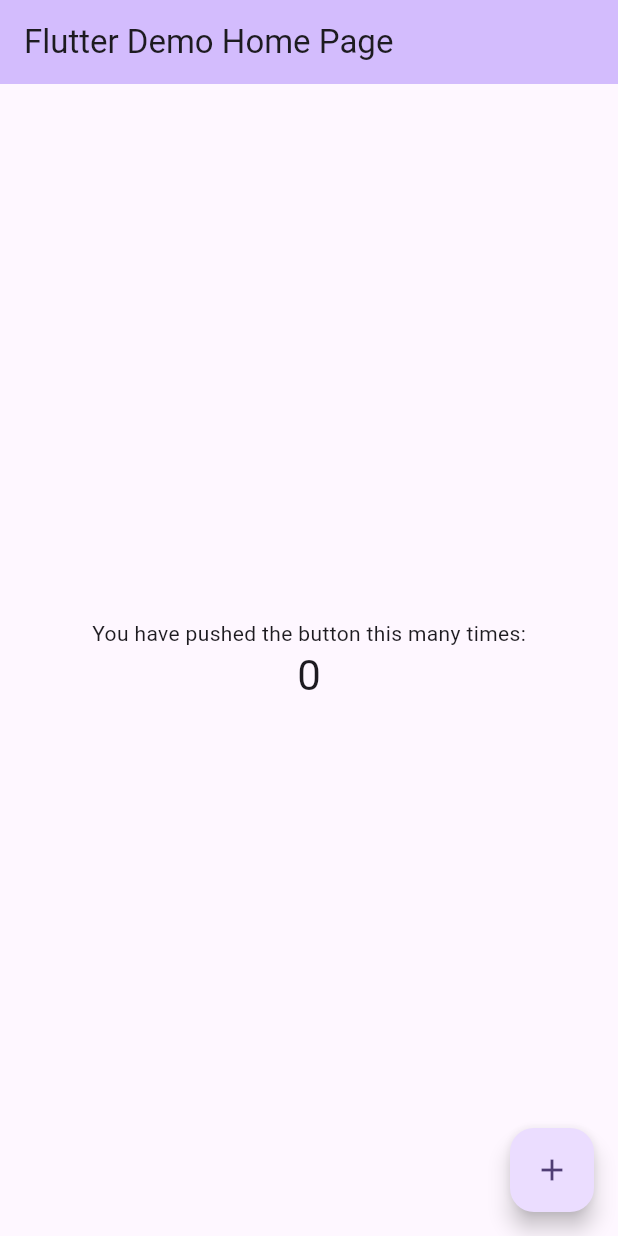
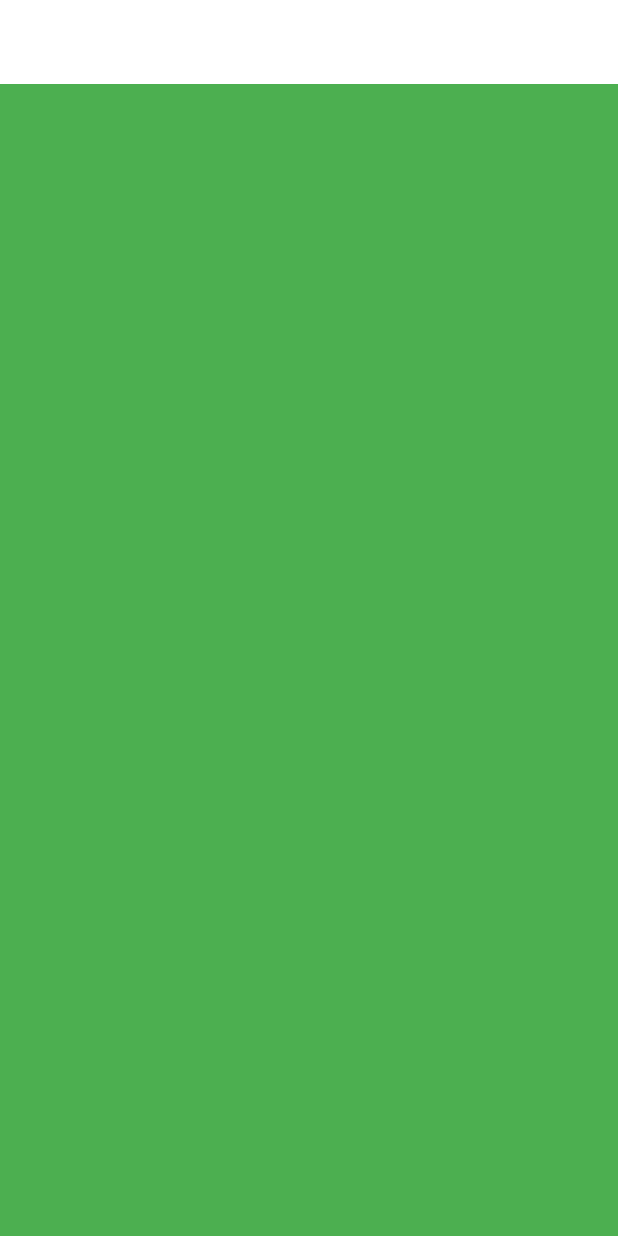
Before and after one commit to tbelyeu/ChefGPT, a Flutter app: the screen it shows after launch, on a phone screen of 412 x 824 dp. Run offline on Flutter 3.47's test engine with Material 2 defaults, Android fonts, the phone set to English and light mode, and no system bars; our stand-ins replace get, google_fonts.

Commit message:
responsiveness implemented

```diff
--- /dev/null
+++ b/lib/constants/style.dart
@@ -0,0 +1,9 @@
+import 'package:flutter/material.dart';
+
+const Color light = Color(0xFFF7F7F7);
+const Color lightGrey = Color(0xFFB0B0B0);
+const Color darkGrey = Color(0xFF444444);
+const Color dark = Color(0xFF010101);
+const Color pastelGreen = Color(0xFF5ADA86);
+const Color sharpGreen = Color(0xFF01D449);
+const Color accentPurple = Color(0xFF834CAB);
--- /dev/null
+++ b/lib/helpers/responsiveness.dart
@@ -0,0 +1,41 @@
+import 'package:flutter/material.dart';
+
+const int largeScreenSize = 2000;
+const int mediumScreenSize = 1500;
+const int smallScreenSize = 750;
+
+class ResponsiveWidget extends StatelessWidget {
+  final Widget largeScreen;
+  final Widget mediumScreen;
+  final Widget smallScreen;
+
+  const ResponsiveWidget(
+      {super.key,
+      required this.largeScreen,
+      required this.mediumScreen,
+      required this.smallScreen});
+
+  static bool isSmallScreen(BuildContext context) =>
+      MediaQuery.of(context).size.width <= smallScreenSize;
+
+  static bool isMediumScreen(BuildContext context) =>
+      MediaQuery.of(context).size.width > smallScreenSize &&
+      MediaQuery.of(context).size.width <= mediumScreenSize;
+
+  static bool isLargeScreen(BuildContext context) =>
+      MediaQuery.of(context).size.width > mediumScreenSize;
+
+  @override
+  Widget build(BuildContext context) {
+    return LayoutBuilder(builder: ((context, constraints) {
+      double width = constraints.maxWidth;
+      if (width > mediumScreenSize) {
+        return largeScreen;
+      } else if (width > smallScreenSize && width <= mediumScreenSize) {
+        return mediumScreen;
+      } else {
+        return smallScreen;
+      }
+    }));
+  }
+}
--- /dev/null
+++ b/lib/layout.dart
@@ -0,0 +1,23 @@
+import 'package:chefgpt/helpers/responsiveness.dart';
+import 'package:chefgpt/widgets/large_screen.dart';
+import 'package:chefgpt/widgets/small_screen.dart';
+import 'package:flutter/material.dart';
+
+class SiteLayout extends StatelessWidget {
+  const SiteLayout({super.key});
+
+  @override
+  Widget build(BuildContext context) {
+    return Scaffold(
+      appBar: AppBar(
+        elevation: 0,
+        backgroundColor: Colors.white,
+      ),
+      body: const ResponsiveWidget(
+        largeScreen: LargeScreen(),
+        mediumScreen: LargeScreen(),
+        smallScreen: SmallScreen(),
+      ),
+    );
+  }
+}
--- a/lib/main.dart
+++ b/lib/main.dart
@@ -1,4 +1,8 @@
 import 'package:flutter/material.dart';
+import 'package:get/get.dart';
+import 'package:google_fonts/google_fonts.dart';
+import 'package:chefgpt/constants/style.dart';
+import 'package:chefgpt/layout.dart';
 
 void main() {
   runApp(const MyApp());
@@ -7,119 +11,25 @@ void main() {
 class MyApp extends StatelessWidget {
   const MyApp({super.key});
 
-  // This widget is the root of your application.
   @override
   Widget build(BuildContext context) {
-    return MaterialApp(
-      title: 'Flutter Demo',
+    return GetMaterialApp(
+      debugShowCheckedModeBanner: false,
+      title: "ChefGPT",
       theme: ThemeData(
-        // This is the theme of your application.
-        //
-        // TRY THIS: Try running your application with "flutter run". You'll see
-        // the application has a blue toolbar. Then, without quitting the app,
-        // try changing the seedColor in the colorScheme below to Colors.green
-        // and then invoke "hot reload" (save your changes or press the "hot
-        // reload" button in a Flutter-supported IDE, or press "r" if you used
-        // the command line to start the app).
-        //
-        // Notice that the counter didn't reset back to zero; the application
-        // state is not lost during the reload. To reset the state, use hot
-        // restart instead.
-        //
-        // This works for code too, not just values: Most code changes can be
-        // tested with just a hot reload.
-        colorScheme: ColorScheme.fromSeed(seedColor: Colors.deepPurple),
-        useMaterial3: true,
+        scaffoldBackgroundColor: light,
+        textTheme: GoogleFonts.epilogueTextTheme(Theme.of(context).textTheme)
+            .apply(bodyColor: dark),
+        pageTransitionsTheme: const PageTransitionsTheme(builders: {
+          TargetPlatform.iOS: FadeUpwardsPageTransitionsBuilder(),
+          TargetPlatform.android: FadeUpwardsPageTransitionsBuilder(),
+          TargetPlatform.windows: FadeUpwardsPageTransitionsBuilder(),
+          TargetPlatform.macOS: FadeUpwardsPageTransitionsBuilder(),
+          TargetPlatform.linux: FadeUpwardsPageTransitionsBuilder(),
+        }),
+        primaryColor: Colors.blue,
       ),
-      home: const MyHomePage(title: 'Flutter Demo Home Page'),
+      home: const SiteLayout(),
     );
   }
 }
-
-class MyHomePage extends StatefulWidget {
-  const MyHomePage({super.key, required this.title});
-
-  // This widget is the home page of your application. It is stateful, meaning
-  // that it has a State object (defined below) that contains fields that affect
-  // how it looks.
-
-  // This class is the configuration for the state. It holds the values (in this
-  // case the title) provided by the parent (in this case the App widget) and
-  // used by the build method of the State. Fields in a Widget subclass are
-  // always marked "final".
-
-  final String title;
-
-  @override
-  State<MyHomePage> createState() => _MyHomePageState();
-}
-
-class _MyHomePageState extends State<MyHomePage> {
-  int _counter = 0;
-
-  void _incrementCounter() {
-    setState(() {
-      // This call to setState tells the Flutter framework that something has
-      // changed in this State, which causes it to rerun the build method below
-      // so that the display can reflect the updated values. If we changed
-      // _counter without calling setState(), then the build method would not be
-      // called again, and so nothing would appear to happen.
-      _counter++;
-    });
-  }
-
-  @override
-  Widget build(BuildContext context) {
-    // This method is rerun every time setState is called, for instance as done
-    // by the _incrementCounter method above.
-    //
-    // The Flutter framework has been optimized to make rerunning build methods
-    // fast, so that you can just rebuild anything that needs updating rather
-    // than having to individually change instances of widgets.
-    return Scaffold(
-      appBar: AppBar(
-        // TRY THIS: Try changing the color here to a specific color (to
-        // Colors.amber, perhaps?) and trigger a hot reload to see the AppBar
-        // change color while the other colors stay the same.
-        backgroundColor: Theme.of(context).colorScheme.inversePrimary,
-        // Here we take the value from the MyHomePage object that was created by
-        // the App.build method, and use it to set our appbar title.
-        title: Text(widget.title),
-      ),
-      body: Center(
-        // Center is a layout widget. It takes a single child and positions it
-        // in the middle of the parent.
-        child: Column(
-          // Column is also a layout widget. It takes a list of children and
-          // arranges them vertically. By default, it sizes itself to fit its
-          // children horizontally, and tries to be as tall as its parent.
-          //
-          // Column has various properties to control how it sizes itself and
-          // how it positions its children. Here we use mainAxisAlignment to
-          // center the children vertically; the main axis here is the vertical
-          // axis because Columns are vertical (the cross axis would be
-          // horizontal).
-          //
-          // TRY THIS: Invoke "debug painting" (choose the "Toggle Debug Paint"
-          // action in the IDE, or press "p" in the console), to see the
-          // wireframe for each widget.
-          mainAxisAlignment: MainAxisAlignment.center,
-          children: <Widget>[
-            const Text(
-              'You have pushed the button this many times:',
-            ),
-            Text(
-              '$_counter',
-              style: Theme.of(context).textTheme.headlineMedium,
-            ),
-          ],
-        ),
-      ),
-      floatingActionButton: FloatingActionButton(
-        onPressed: _incrementCounter,
-        tooltip: 'Increment',
-        child: const Icon(Icons.add),
-      ), // This trailing comma makes auto-formatting nicer for build methods.
-    );
-  }
-}
--- /dev/null
+++ b/lib/widgets/large_screen.dart
@@ -0,0 +1,24 @@
+import 'package:flutter/material.dart';
+
+class LargeScreen extends StatelessWidget {
+  const LargeScreen({super.key});
+
+  @override
+  Widget build(BuildContext context) {
+    return Row(
+      children: [
+        Expanded(
+          child: Container(
+            color: Colors.red,
+          ),
+        ),
+        Expanded(
+          flex: 5,
+          child: Container(
+            color: Colors.blue,
+          ),
+        ),
+      ],
+    );
+  }
+}
--- /dev/null
+++ b/lib/widgets/small_screen.dart
@@ -0,0 +1,13 @@
+import 'package:flutter/material.dart';
+
+class SmallScreen extends StatelessWidget {
+  const SmallScreen({super.key});
+
+  @override
+  Widget build(BuildContext context) {
+    return Container(
+      constraints: const BoxConstraints.expand(),
+      color: Colors.green,
+    );
+  }
+}
--- a/pubspec.yaml
+++ b/pubspec.yaml
@@ -35,6 +35,8 @@ dependencies:
   # The following adds the Cupertino Icons font to your application.
   # Use with the CupertinoIcons class for iOS style icons.
   cupertino_icons: ^1.0.2
+  get: ^4.6.5
+  google_fonts: ^5.1.0
 
 dev_dependencies:
   flutter_test:
```
